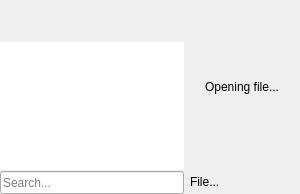
The window that sources/editor/editor.ui (davy7125/polyphone) describes before a commit, drawn with Qt 5.
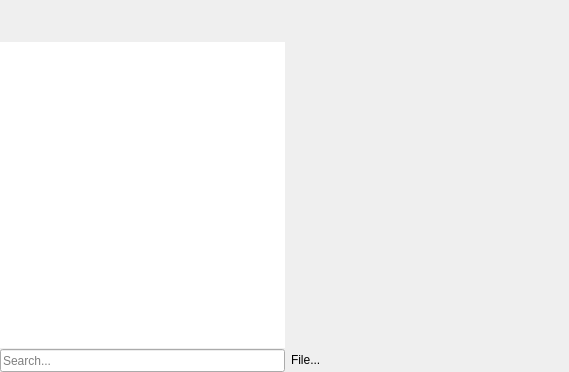
The same window after the commit. The open tabs and pages were chosen to show the change. Custom widgets are drawn as their Qt base class.

Diff of the .ui file:
```diff
--- a/sources/editor/editor.ui
+++ b/sources/editor/editor.ui
@@ -6,8 +6,8 @@
    <rect>
     <x>0</x>
     <y>0</y>
-    <width>300</width>
-    <height>194</height>
+    <width>569</width>
+    <height>372</height>
    </rect>
   </property>
   <layout class="QVBoxLayout" name="verticalLayout">
@@ -304,13 +304,6 @@
             </item>
            </layout>
           </widget>
-          <widget class="PageSf2" name="pageGeneral"/>
-          <widget class="PageOverviewSmpl" name="pageAllSmpl"/>
-          <widget class="PageOverviewInst" name="pageAllInst"/>
-          <widget class="PageOverviewPrst" name="pageAllPrst"/>
-          <widget class="PageSmpl" name="pageSmpl"/>
-          <widget class="PageInst" name="pageInst"/>
-          <widget class="PagePrst" name="pagePrst"/>
           <widget class="QWidget" name="pageError">
            <layout class="QGridLayout" name="gridLayout_3">
             <property name="leftMargin">
@@ -340,7 +333,7 @@
                </size>
               </property>
               <property name="text">
-               <string/>
+               <string notr="true"/>
               </property>
              </widget>
             </item>
@@ -424,6 +417,96 @@
             </item>
            </layout>
           </widget>
+          <widget class="QWidget" name="pageLogo">
+           <layout class="QGridLayout" name="gridLayout_5">
+            <property name="leftMargin">
+             <number>0</number>
+            </property>
+            <property name="topMargin">
+             <number>0</number>
+            </property>
+            <property name="rightMargin">
+             <number>0</number>
+            </property>
+            <property name="bottomMargin">
+             <number>0</number>
+            </property>
+            <item row="1" column="2">
+             <spacer name="horizontalSpacer_5">
+              <property name="orientation">
+               <enum>Qt::Horizontal</enum>
+              </property>
+              <property name="sizeHint" stdset="0">
+               <size>
+                <width>40</width>
+                <height>20</height>
+               </size>
+              </property>
+             </spacer>
+            </item>
+            <item row="1" column="1">
+             <widget class="QLabel" name="iconLogo">
+              <property name="minimumSize">
+               <size>
+                <width>128</width>
+                <height>128</height>
+               </size>
+              </property>
+              <property name="maximumSize">
+               <size>
+                <width>128</width>
+                <height>128</height>
+               </size>
+              </property>
+              <property name="text">
+               <string notr="true"/>
+              </property>
+              <property name="alignment">
+               <set>Qt::AlignCenter</set>
+              </property>
+             </widget>
+            </item>
+            <item row="1" column="0">
+             <spacer name="horizontalSpacer_6">
+              <property name="orientation">
+               <enum>Qt::Horizontal</enum>
+              </property>
+              <property name="sizeHint" stdset="0">
+               <size>
+                <width>40</width>
+                <height>20</height>
+               </size>
+              </property>
+             </spacer>
+            </item>
+            <item row="0" column="1">
+             <spacer name="verticalSpacer_5">
+              <property name="orientation">
+               <enum>Qt::Vertical</enum>
+              </property>
+              <property name="sizeHint" stdset="0">
+               <size>
+                <width>20</width>
+                <height>79</height>
+               </size>
+              </property>
+             </spacer>
+            </item>
+            <item row="2" column="1">
+             <spacer name="verticalSpacer_6">
+              <property name="orientation">
+               <enum>Qt::Vertical</enum>
+              </property>
+              <property name="sizeHint" stdset="0">
+               <size>
+                <width>20</width>
+                <height>79</height>
+               </size>
+              </property>
+             </spacer>
+            </item>
+           </layout>
+          </widget>
          </widget>
         </item>
         <item>
@@ -486,48 +569,6 @@
    <header>rotatingspinner.h</header>
    <container>1</container>
   </customwidget>
-  <customwidget>
-   <class>PageOverviewSmpl</class>
-   <extends>QWidget</extends>
-   <header>pageoverviewsmpl.h</header>
-   <container>1</container>
-  </customwidget>
-  <customwidget>
-   <class>PageOverviewInst</class>
-   <extends>QWidget</extends>
-   <header>pageoverviewinst.h</header>
-   <container>1</container>
-  </customwidget>
-  <customwidget>
-   <class>PageOverviewPrst</class>
-   <extends>QWidget</extends>
-   <header>pageoverviewprst.h</header>
-   <container>1</container>
-  </customwidget>
-  <customwidget>
-   <class>PageSmpl</class>
-   <extends>QWidget</extends>
-   <header>pagesmpl.h</header>
-   <container>1</container>
-  </customwidget>
-  <customwidget>
-   <class>PageInst</class>
-   <extends>QWidget</extends>
-   <header>pageinst.h</header>
-   <container>1</container>
-  </customwidget>
-  <customwidget>
-   <class>PagePrst</class>
-   <extends>QWidget</extends>
-   <header>pageprst.h</header>
-   <container>1</container>
-  </customwidget>
-  <customwidget>
-   <class>PageSf2</class>
-   <extends>QWidget</extends>
-   <header>pagesf2.h</header>
-   <container>1</container>
-  </customwidget>
   <customwidget>
    <class>TreeView</class>
    <extends>QTreeView</extends>
```
